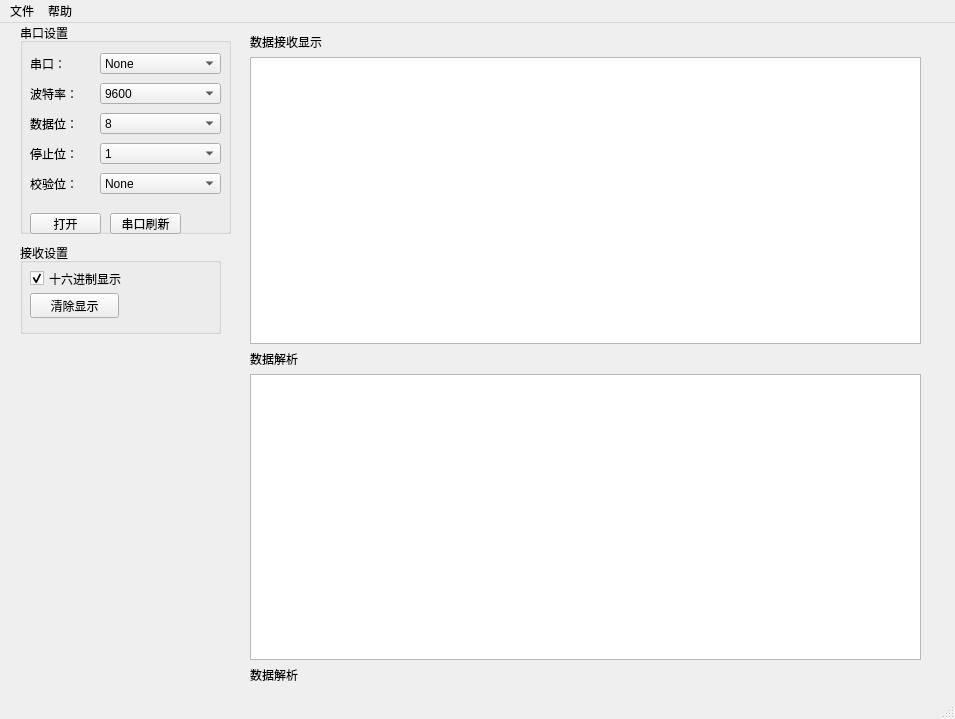
First picture: the form in mainwindow.ui, repository Sweaterz/serialTest, before the edit.
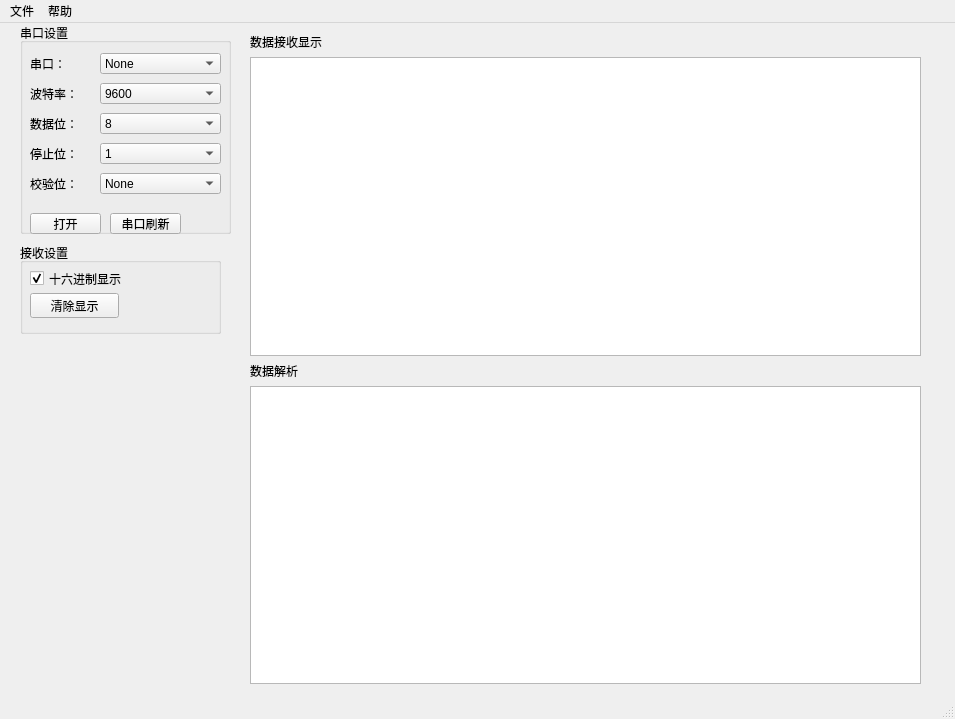
Second picture: the form after the edit.

Commit message: 解决了格式问题，添加了解析数据的显示。

What changed in the file:
```diff
--- a/mainwindow.ui
+++ b/mainwindow.ui
@@ -45,15 +45,7 @@
       <widget class="QListWidget" name="parseDataArea"/>
      </item>
      <item>
-      <layout class="QHBoxLayout" name="horizontalLayout">
-       <item>
-        <widget class="QLabel" name="label_2">
-         <property name="text">
-          <string>数据解析</string>
-         </property>
-        </widget>
-       </item>
-      </layout>
+      <layout class="QHBoxLayout" name="horizontalLayout"/>
      </item>
     </layout>
    </widget>
```
The commit also changes 7 other files.
